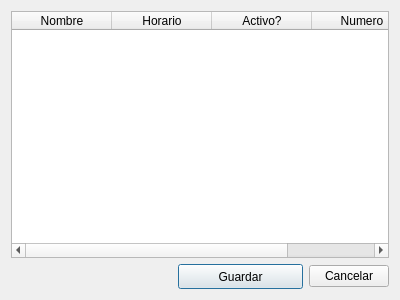
Qt form usuarios.ui (linoboss/PyExcel) before a commit.
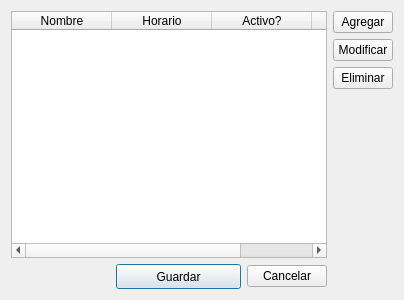
The same form after that commit.

Patch:
```diff
--- a/usuarios.ui
+++ b/usuarios.ui
@@ -6,7 +6,7 @@
    <rect>
     <x>0</x>
     <y>0</y>
-    <width>400</width>
+    <width>404</width>
     <height>300</height>
    </rect>
   </property>
@@ -81,6 +81,62 @@
      </item>
     </layout>
    </item>
+   <item row="0" column="1">
+    <layout class="QVBoxLayout" name="verticalLayout">
+     <item>
+      <widget class="QPushButton" name="botonAgregar">
+       <property name="maximumSize">
+        <size>
+         <width>60</width>
+         <height>16777215</height>
+        </size>
+       </property>
+       <property name="text">
+        <string>Agregar</string>
+       </property>
+      </widget>
+     </item>
+     <item>
+      <widget class="QPushButton" name="botonModificar">
+       <property name="maximumSize">
+        <size>
+         <width>60</width>
+         <height>16777215</height>
+        </size>
+       </property>
+       <property name="text">
+        <string>Modificar</string>
+       </property>
+      </widget>
+     </item>
+     <item>
+      <widget class="QPushButton" name="botonEliminar">
+       <property name="maximumSize">
+        <size>
+         <width>60</width>
+         <height>16777215</height>
+        </size>
+       </property>
+       <property name="text">
+        <string>Eliminar</string>
+       </property>
+      </widget>
+     </item>
+     <item>
+      <spacer name="verticalSpacer">
+       <property name="orientation">
+        <enum>Qt::Vertical</enum>
+       </property>
+       <property name="sizeHint" stdset="0">
+        <size>
+         <width>20</width>
+         <height>40</height>
+        </size>
+       </property>
+      </spacer>
+     </item>
+    </layout>
+   </item>
   </layout>
  </widget>
  <resources/>
```
